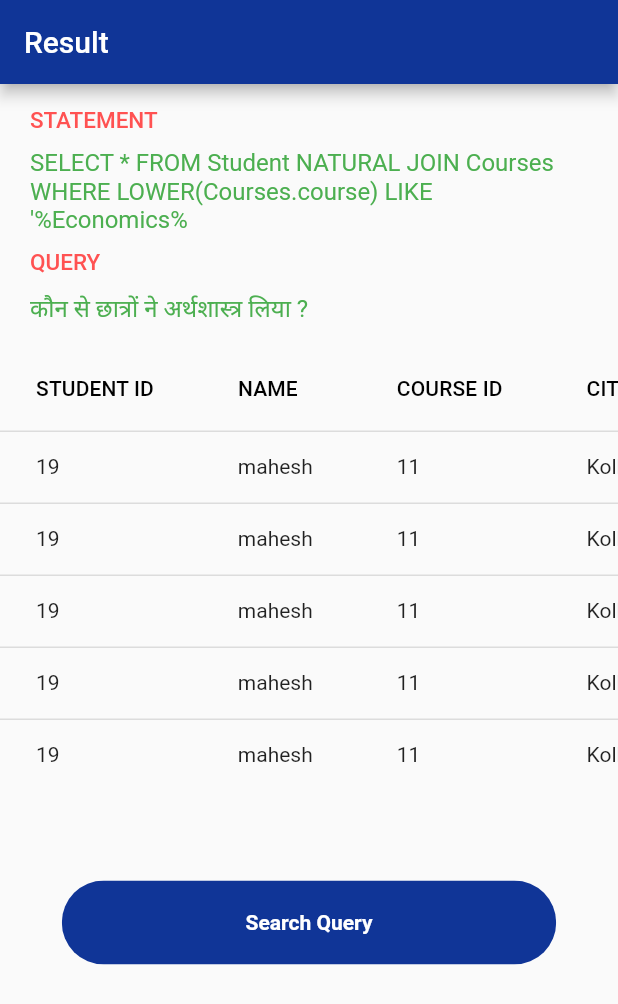
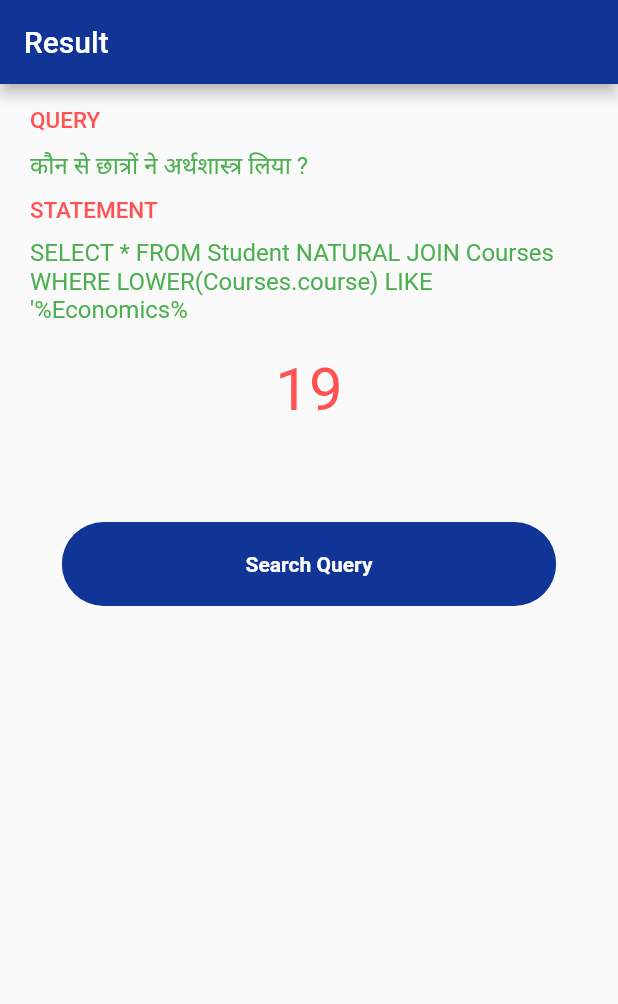
Before and after one commit to teamzero-aaq/nlidb-app, a Flutter app: the SpeechScreen screen opened directly, on a phone screen of 412 x 824 dp. Shown: the top 1004 px of the screen. Run offline on Flutter 3.47's test engine with Material 2 defaults, Android fonts, the phone set to English and light mode, and no system bars; our stand-ins replace avatar_glow, flutter_spinkit, flutter_svg, simple_animations, speech_to_text, toast.

Commit message:
result page updated

```diff
--- a/lib/speech_screen.dart
+++ b/lib/speech_screen.dart
@@ -47,7 +47,7 @@ class _SpeechScreenState extends State<SpeechScreen> {
   double _confidence = 1.0;
   bool loading = false;
   bool visible = true;
-  bool is_aggregate = false;
+  bool is_aggregate = true;
   List<List<DataCell>> rows = [
     [
       DataCell(Text("19")),
@@ -306,6 +306,29 @@ class _SpeechScreenState extends State<SpeechScreen> {
                     padding:
                         const EdgeInsets.symmetric(vertical: 5, horizontal: 20),
                     child: Text(
+                      "Query".toUpperCase(),
+                      style: TextStyle(
+                        color: Colors.redAccent,
+                        fontSize: 15,
+                        fontWeight: FontWeight.w500,
+                      ),
+                    ),
+                  ),
+                  Padding(
+                    padding:
+                        const EdgeInsets.symmetric(vertical: 5, horizontal: 20),
+                    child: Text(
+                      query,
+                      style: TextStyle(
+                        color: Colors.green,
+                        fontSize: 16,
+                      ),
+                    ),
+                  ),
+                  Padding(
+                    padding:
+                        const EdgeInsets.symmetric(vertical: 5, horizontal: 20),
+                    child: Text(
                       "Statement".toUpperCase(),
                       style: TextStyle(
                         color: Colors.redAccent,
@@ -325,38 +348,23 @@ class _SpeechScreenState extends State<SpeechScreen> {
                       ),
                     ),
                   ),
-                  Padding(
-                    padding:
-                        const EdgeInsets.symmetric(vertical: 5, horizontal: 20),
-                    child: Text(
-                      "Query".toUpperCase(),
-                      style: TextStyle(
-                        color: Colors.redAccent,
-                        fontSize: 15,
-                        fontWeight: FontWeight.w500,
-                      ),
-                    ),
-                  ),
-                  Padding(
-                    padding:
-                        const EdgeInsets.symmetric(vertical: 5, horizontal: 20),
-                    child: Text(
-                      query,
-                      style: TextStyle(
-                        color: Colors.green,
-                        fontSize: 16,
-                      ),
-                    ),
-                  ),
                   SizedBox(
                     height: 10,
                   ),
                   SingleChildScrollView(
                     scrollDirection: Axis.horizontal,
                     child: is_aggregate == true
-                        ? Text(
-                            data[0][0].toString(),
-                            style: TextStyle(fontSize: 50),
+                        ? Container(
+                            padding: const EdgeInsets.symmetric(
+                                vertical: 5, horizontal: 20),
+                            width: MediaQuery.of(context).size.width,
+                            child: Center(
+                              child: Text(
+                                "${data[0][0].toString()}",
+                                style: TextStyle(
+                                    fontSize: 40, color: Colors.redAccent),
+                              ),
+                            ),
                           )
                         : DataTable(
                             columns: columns
```
